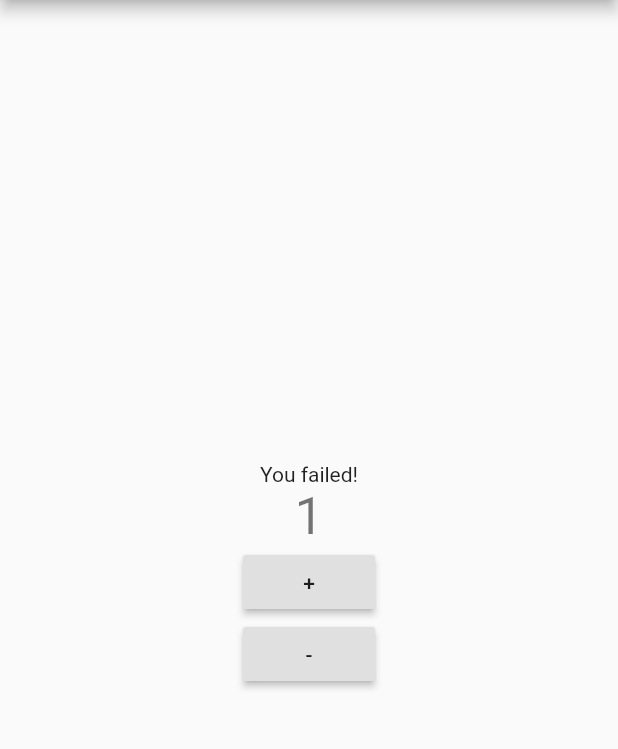
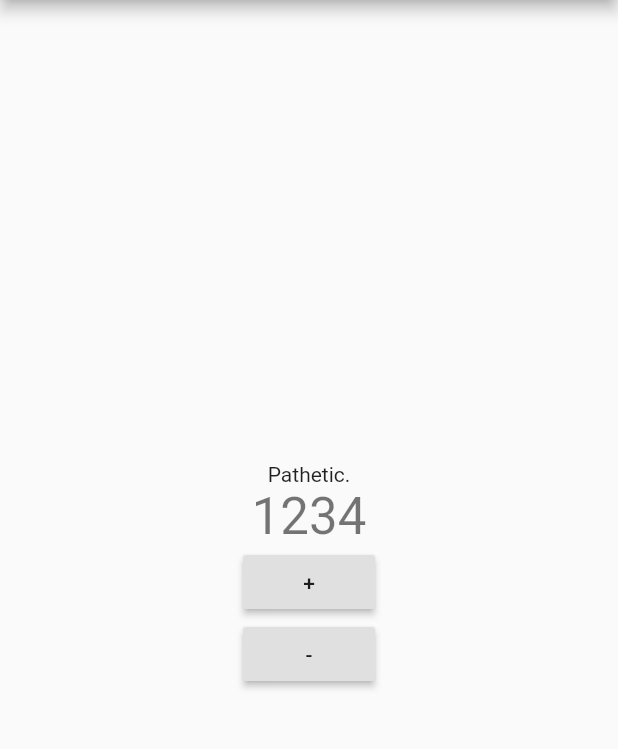
Before and after one commit to moret/firula, a Flutter app: the screen it shows after launch, after a tap on an icon or button, on a phone screen of 412 x 824 dp, the part 84-833 px from its top. Run offline on Flutter 3.47's test engine with Material 2 defaults, Android fonts, the phone set to English and light mode, and no system bars.

Commit message:
Cooler counter

```diff
--- a/lib/main.dart
+++ b/lib/main.dart
@@ -25,17 +25,17 @@ class MyHomePage extends StatefulWidget {
 }
 
 class _MyHomePageState extends State<MyHomePage> {
-  int _counter = 0;
+  int _powerLevel = 0;
 
   void _decrementCounter() {
     setState(() {
-      _counter--;
+      _powerLevel -= 3000;
     });
   }
 
   void _incrementCounter() {
     setState(() {
-      _counter++;
+      _powerLevel += 1234;
     });
   }
 
@@ -50,10 +50,10 @@ class _MyHomePageState extends State<MyHomePage> {
           mainAxisAlignment: MainAxisAlignment.center,
           children: <Widget>[
             new Text(
-              (_counter > 6) ? 'You passed!' : 'You failed!'
+              (_powerLevel > 9000) ? 'It\'s over nine thousaaands!' : 'Pathetic.'
             ),
             new Text(
-              '$_counter',
+              '$_powerLevel',
               style: Theme.of(context).textTheme.display1,
             ),
             new RaisedButton(
```
